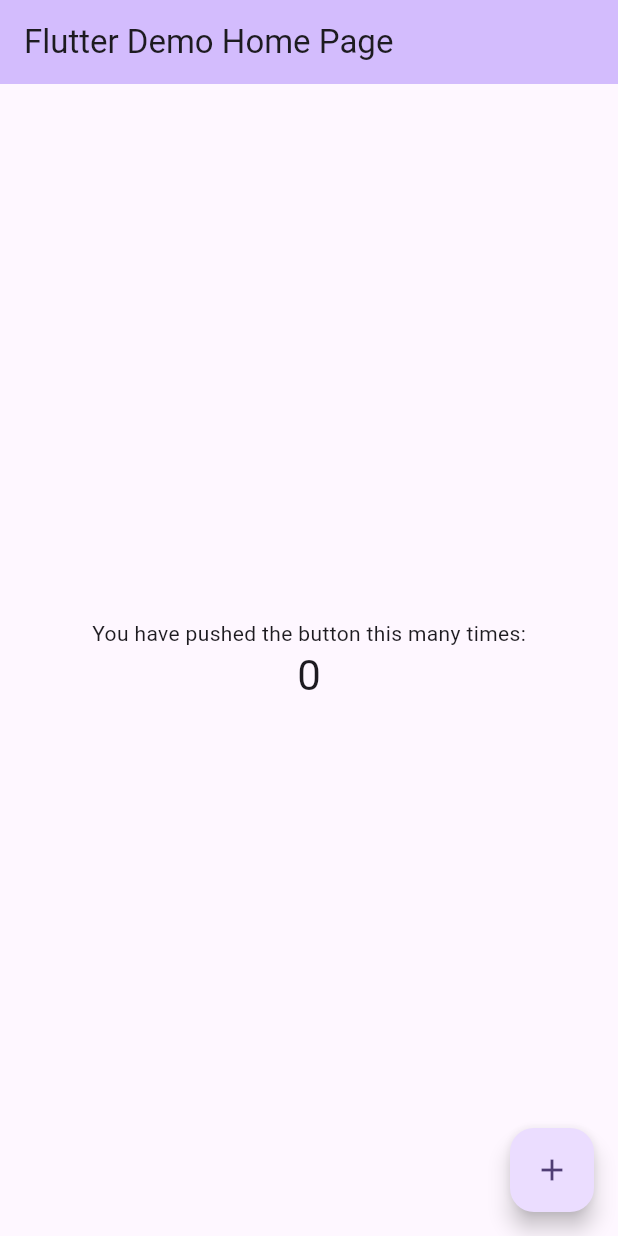
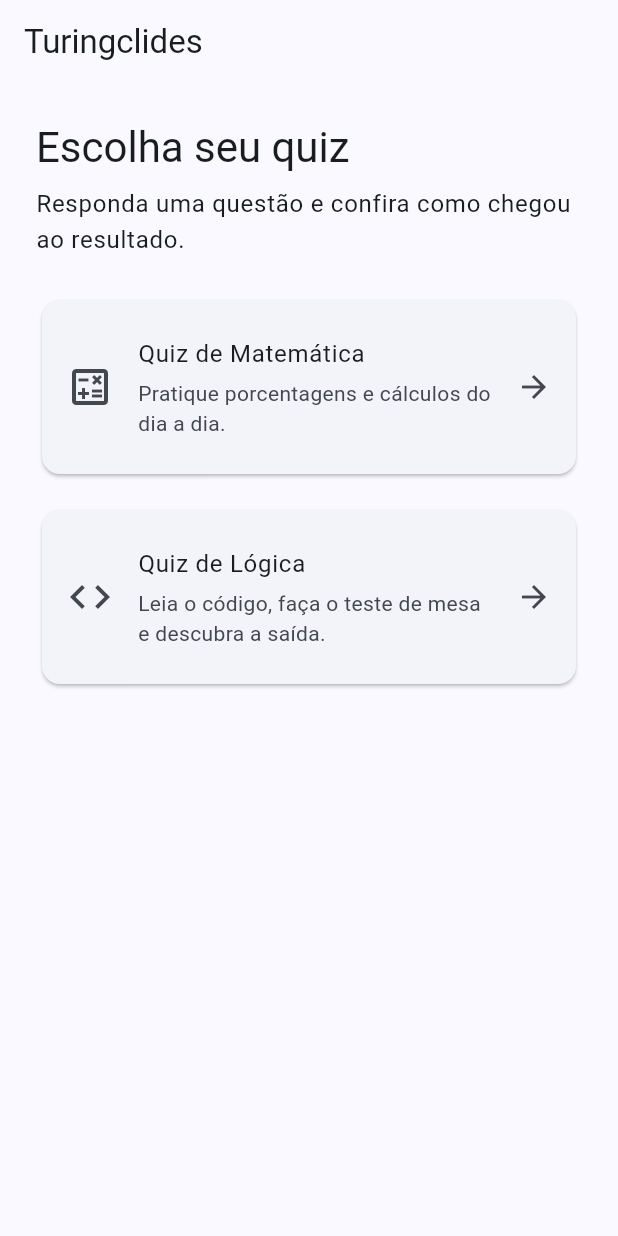
Before and after one commit to Breno-Alexandre1604/turingclides, a Flutter app: the screen it shows after launch, on a phone screen of 412 x 824 dp. Run offline on Flutter 3.47's test engine with Material 3 defaults, Android fonts, the phone set to English and light mode, and no system bars; our stand-ins replace material_ui.

Commit message:
feat: adiciona primeira rodada dos quizzes de matemática e lógica
Co-authored-by: Copilot <223556219+Copilot@users.noreply.github.com>

```diff
--- /dev/null
+++ b/lib/domain/games/quiz_compartilhado/quiz_question.dart
@@ -0,0 +1,35 @@
+class QuizTraceStep {
+  const QuizTraceStep({
+    required this.iteration,
+    required this.valueBefore,
+    required this.valueAfter,
+    required this.totalBefore,
+    required this.totalAfter,
+  });
+
+  final int iteration;
+  final int valueBefore;
+  final int valueAfter;
+  final int totalBefore;
+  final int totalAfter;
+}
+
+class QuizQuestion {
+  const QuizQuestion({
+    required this.prompt,
+    required this.options,
+    required this.correctOptionIndex,
+    required this.hint,
+    required this.explanation,
+    this.codeSnippet,
+    this.traceSteps = const [],
+  }) : assert(correctOptionIndex >= 0 && correctOptionIndex < 4);
+
+  final String prompt;
+  final List<String> options;
+  final int correctOptionIndex;
+  final String hint;
+  final String explanation;
+  final String? codeSnippet;
+  final List<QuizTraceStep> traceSteps;
+}
--- /dev/null
+++ b/lib/domain/games/quiz_logica/logica_question.dart
@@ -0,0 +1,40 @@
+import '../quiz_compartilhado/quiz_question.dart';
+
+const logicaQuestion = QuizQuestion(
+  prompt: 'Qual valor será impresso por print(total)?',
+  codeSnippet: '''var valor = 3;
+var total = 0;
+for (var i = 1; i <= 3; i++) {
+  total += valor * i;
+  valor--;
+}
+print(total);''',
+  options: ['9', '10', '12', '6'],
+  correctOptionIndex: 1,
+  hint: 'A cada volta, some valor * i ao total e só depois diminua valor.',
+  explanation:
+      'O total acumula 3, depois 4 e por fim 3. Assim, 3 + 4 + 3 = 10.',
+  traceSteps: [
+    QuizTraceStep(
+      iteration: 1,
+      valueBefore: 3,
+      valueAfter: 2,
+      totalBefore: 0,
+      totalAfter: 3,
+    ),
+    QuizTraceStep(
+      iteration: 2,
+      valueBefore: 2,
+      valueAfter: 1,
+      totalBefore: 3,
+      totalAfter: 7,
+    ),
+    QuizTraceStep(
+      iteration: 3,
+      valueBefore: 1,
+      valueAfter: 0,
+      totalBefore: 7,
+      totalAfter: 10,
+    ),
+  ],
+);
--- /dev/null
+++ b/lib/domain/games/quiz_matematica/matematica_question.dart
@@ -0,0 +1,12 @@
+import '../quiz_compartilhado/quiz_question.dart';
+
+const matematicaQuestion = QuizQuestion(
+  prompt:
+      'Uma camiseta custa R\$ 80,00 e recebe um desconto de 15%. Qual é o preço final?',
+  options: ['R\$ 68,00', 'R\$ 72,00', 'R\$ 65,00', 'R\$ 92,00'],
+  correctOptionIndex: 0,
+  hint: 'Calcule 10% e 5% de R\$ 80,00 separadamente e some os descontos.',
+  explanation:
+      '10% de R\$ 80,00 são R\$ 8,00 e 5% são R\$ 4,00. O desconto total é '
+      'R\$ 12,00; então R\$ 80,00 - R\$ 12,00 = R\$ 68,00.',
+);
--- a/lib/main.dart
+++ b/lib/main.dart
@@ -1,122 +1,23 @@
 import 'package:material_ui/material_ui.dart';
 
+import 'presentation/quizzes/quiz_selection_screen.dart';
+
 void main() {
-  runApp(const MyApp());
+  runApp(const TuringclidesApp());
 }
 
-class MyApp extends StatelessWidget {
-  const MyApp({super.key});
+class TuringclidesApp extends StatelessWidget {
+  const TuringclidesApp({super.key});
 
-  // This widget is the root of your application.
   @override
   Widget build(BuildContext context) {
     return MaterialApp(
-      title: 'Flutter Demo',
+      title: 'Turingclides',
       theme: ThemeData(
-        // This is the theme of your application.
-        //
-        // TRY THIS: Try running your application with "flutter run". You'll see
-        // the application has a purple toolbar. Then, without quitting the app,
-        // try changing the seedColor in the colorScheme below to Colors.green
-        // and then invoke "hot reload" (save your changes or press the "hot
-        // reload" button in a Flutter-supported IDE, or press "r" if you used
-        // the command line to start the app).
-        //
-        // Notice that the counter didn't reset back to zero; the application
-        // state is not lost during the reload. To reset the state, use hot
-        // restart instead.
-        //
-        // This works for code too, not just values: Most code changes can be
-        // tested with just a hot reload.
-        colorScheme: .fromSeed(seedColor: Colors.deepPurple),
+        colorScheme: ColorScheme.fromSeed(seedColor: const Color(0xFF315C9B)),
+        useMaterial3: true,
       ),
-      home: const MyHomePage(title: 'Flutter Demo Home Page'),
+      home: const QuizSelectionScreen(),
     );
   }
 }
-
-class MyHomePage extends StatefulWidget {
-  const MyHomePage({super.key, required this.title});
-
-  // This widget is the home page of your application. It is stateful, meaning
-  // that it has a State object (defined below) that contains fields that affect
-  // how it looks.
-
-  // This class is the configuration for the state. It holds the values (in this
-  // case the title) provided by the parent (in this case the App widget) and
-  // used by the build method of the State. Fields in a Widget subclass are
-  // always marked "final".
-
-  final String title;
-
-  @override
-  State<MyHomePage> createState() => _MyHomePageState();
-}
-
-class _MyHomePageState extends State<MyHomePage> {
-  int _counter = 0;
-
-  void _incrementCounter() {
-    setState(() {
-      // This call to setState tells the Flutter framework that something has
-      // changed in this State, which causes it to rerun the build method below
-      // so that the display can reflect the updated values. If we changed
-      // _counter without calling setState(), then the build method would not be
-      // called again, and so nothing would appear to happen.
-      _counter++;
-    });
-  }
-
-  @override
-  Widget build(BuildContext context) {
-    // This method is rerun every time setState is called, for instance as done
-    // by the _incrementCounter method above.
-    //
-    // The Flutter framework has been optimized to make rerunning build methods
-    // fast, so that you can just rebuild anything that needs updating rather
-    // than having to individually change instances of widgets.
-    return Scaffold(
-      appBar: AppBar(
-        // TRY THIS: Try changing the color here to a specific color (to
-        // Colors.amber, perhaps?) and trigger a hot reload to see the AppBar
-        // change color while the other colors stay the same.
-        backgroundColor: Theme.of(context).colorScheme.inversePrimary,
-        // Here we take the value from the MyHomePage object that was created by
-        // the App.build method, and use it to set our appbar title.
-        title: Text(widget.title),
-      ),
-      body: Center(
-        // Center is a layout widget. It takes a single child and positions it
-        // in the middle of the parent.
-        child: Column(
-          // Column is also a layout widget. It takes a list of children and
-          // arranges them vertically. By default, it sizes itself to fit its
-          // children horizontally, and tries to be as tall as its parent.
-          //
-          // Column has various properties to control how it sizes itself and
-          // how it positions its children. Here we use mainAxisAlignment to
-          // center the children vertically; the main axis here is the vertical
-          // axis because Columns are vertical (the cross axis would be
-          // horizontal).
-          //
-          // TRY THIS: Invoke "debug painting" (choose the "Toggle Debug Paint"
-          // action in the IDE, or press "p" in the console), to see the
-          // wireframe for each widget.
-          mainAxisAlignment: .center,
-          children: [
-            const Text('You have pushed the button this many times:'),
-            Text(
-              '$_counter',
-              style: Theme.of(context).textTheme.headlineMedium,
-            ),
-          ],
-        ),
-      ),
-      floatingActionButton: FloatingActionButton(
-        onPressed: _incrementCounter,
-        tooltip: 'Increment',
-        child: const Icon(Icons.add),
-      ),
-    );
-  }
-}
--- /dev/null
+++ b/lib/presentation/quizzes/quiz_selection_screen.dart
@@ -0,0 +1,105 @@
+import 'package:material_ui/material_ui.dart';
+
+import '../../domain/games/quiz_compartilhado/quiz_question.dart';
+import '../../domain/games/quiz_logica/logica_question.dart';
+import '../../domain/games/quiz_matematica/matematica_question.dart';
+import 'quiz_screen.dart';
+
+class QuizSelectionScreen extends StatelessWidget {
+  const QuizSelectionScreen({super.key});
+
+  @override
+  Widget build(BuildContext context) {
+    return Scaffold(
+      appBar: AppBar(title: const Text('Turingclides')),
+      body: Center(
+        child: ConstrainedBox(
+          constraints: const BoxConstraints(maxWidth: 680),
+          child: ListView(
+            padding: const EdgeInsets.all(24),
+            children: [
+              Text(
+                'Escolha seu quiz',
+                style: Theme.of(context).textTheme.headlineMedium,
+              ),
+              const SizedBox(height: 8),
+              Text(
+                'Responda uma questão e confira como chegou ao resultado.',
+                style: Theme.of(context).textTheme.bodyLarge,
+              ),
+              const SizedBox(height: 24),
+              _QuizModeCard(
+                key: const Key('quiz-mode-math'),
+                title: 'Quiz de Matemática',
+                description: 'Pratique porcentagens e cálculos do dia a dia.',
+                icon: Icons.calculate_outlined,
+                onTap: () => _openQuiz(
+                  context,
+                  title: 'Quiz de Matemática',
+                  question: matematicaQuestion,
+                ),
+              ),
+              const SizedBox(height: 16),
+              _QuizModeCard(
+                key: const Key('quiz-mode-logic'),
+                title: 'Quiz de Lógica',
+                description: 'Leia o código, faça o teste de mesa e descubra a saída.',
+                icon: Icons.code,
+                onTap: () => _openQuiz(
+                  context,
+                  title: 'Quiz de Lógica',
+                  question: logicaQuestion,
+                ),
+              ),
+            ],
+          ),
+        ),
+      ),
+    );
+  }
+
+  void _openQuiz(
+    BuildContext context, {
+    required String title,
+    required QuizQuestion question,
+  }) {
+    Navigator.of(context).push<void>(
+      MaterialPageRoute<void>(
+        builder: (_) => QuizScreen(title: title, question: question),
+      ),
+    );
+  }
+}
+
+class _QuizModeCard extends StatelessWidget {
+  const _QuizModeCard({
+    super.key,
+    required this.title,
+    required this.description,
+    required this.icon,
+    required this.onTap,
+  });
+
+  final String title;
+  final String description;
+  final IconData icon;
+  final VoidCallback onTap;
+
+  @override
+  Widget build(BuildContext context) {
+    return Card(
+      clipBehavior: Clip.antiAlias,
+      child: ListTile(
+        contentPadding: const EdgeInsets.all(16),
+        leading: Icon(icon, size: 32),
+        title: Text(title),
+        subtitle: Padding(
+          padding: const EdgeInsets.only(top: 4),
+          child: Text(description),
+        ),
+        trailing: const Icon(Icons.arrow_forward),
+        onTap: onTap,
+      ),
+    );
+  }
+}
```
Also changed, not shown: lib/domain/games/quiz_compartilhado/quiz_session.dart (added, +34 -0 lines), lib/presentation/quizzes/quiz_screen.dart (added, +311 -0 lines), 2 other files.
